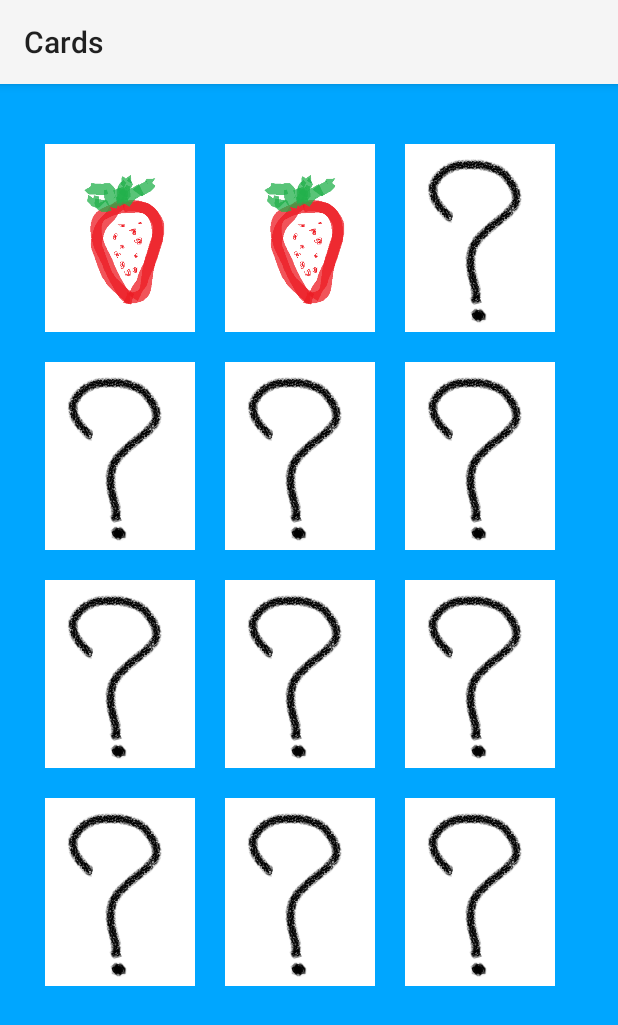
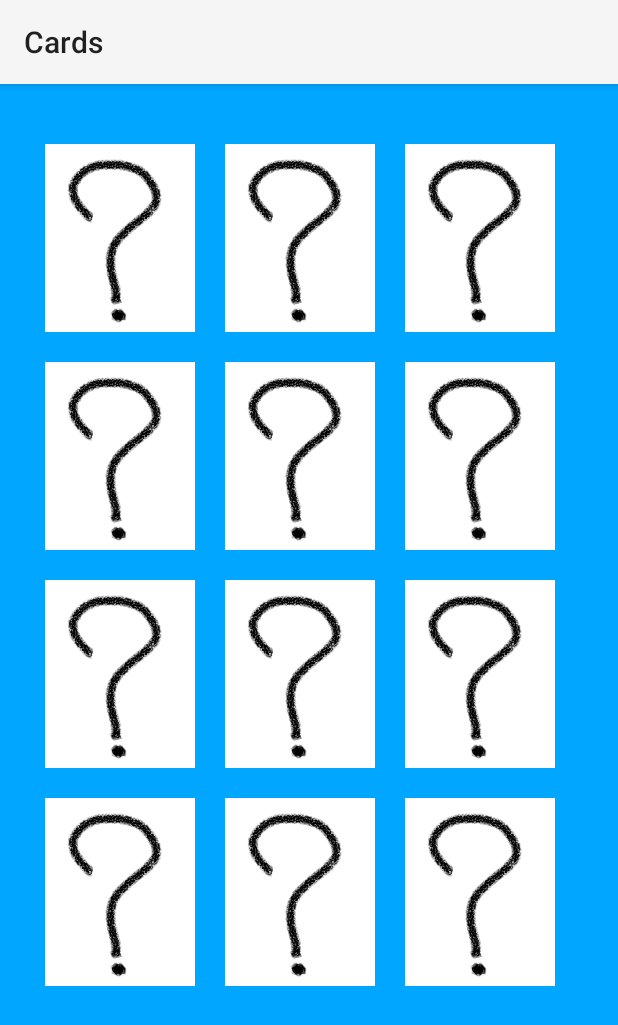
Before and after one commit to JoulyanoMzaber/Mobile-Android, an Android app: the screen it shows after launch (MainActivity), after a tap on an icon or button, on a phone screen of 412 x 824 dp. Shown: the top 1025 px of the screen. Run offline under Robolectric (Android 15) with nearby library versions, the phone set to English and light mode, and no system bars; 1 other tap on this screen came first.

Commit message:
Steps Progressed, backflip

```diff
--- a/app/src/main/java/comp208/mzaber/MainActivity.java
+++ b/app/src/main/java/comp208/mzaber/MainActivity.java
@@ -3,6 +3,7 @@ package comp208.mzaber;
 import androidx.appcompat.app.AppCompatActivity;
 
 import android.os.Bundle;
+import android.util.Log;
 import android.view.View;
 import android.widget.ImageView;
 import android.widget.TableLayout;
@@ -12,8 +13,11 @@ import java.util.Random;
 public class MainActivity extends AppCompatActivity {
 
     int col = 3;
-    int row = 3;
-    Card[][] Card =  new Card[col][row];
+    int row = 4;
+    int ctr = 0;
+    Card previous = null;
+    ImageView previous2 = null;
+    Card[][] Card =  new Card[row][col];
     TableLayout board;
 
     @Override
@@ -30,16 +34,31 @@ public class MainActivity extends AppCompatActivity {
         ImageView img = (ImageView) view;
         Card current = (Card)img.getTag();
 
-        if(current.resourceId == R.drawable.backface)
+        if(current.resourceId == R.drawable.backface && ctr % 2 == 0)
         {
-            int[] images = new int[] {R.drawable.orange, R.drawable.banana, R.drawable.plank,
+            int[] images = new int[]{R.drawable.orange, R.drawable.banana, R.drawable.plank,
                     R.drawable.rock, R.drawable.strawberry, R.drawable.tree};
             Random random = new Random();
             int randomIndex = random.nextInt(images.length);
 
             img.setImageResource(images[randomIndex]);
             current.setResourceId(images[randomIndex]);
+            previous = current;
+            previous2 = img;
+            ctr++;
         }
+            else
+            {
+                if (previous.resourceId != current.resourceId)
+                {
+                    img.setImageResource(R.drawable.backface);
+                    current.setResourceId(R.drawable.backface);
+
+                    previous.setResourceId(R.drawable.backface);
+                    previous2.setImageResource(R.drawable.backface);
+                    ctr++;
+                }
+            }
     }
 
     public void setTags()
```
